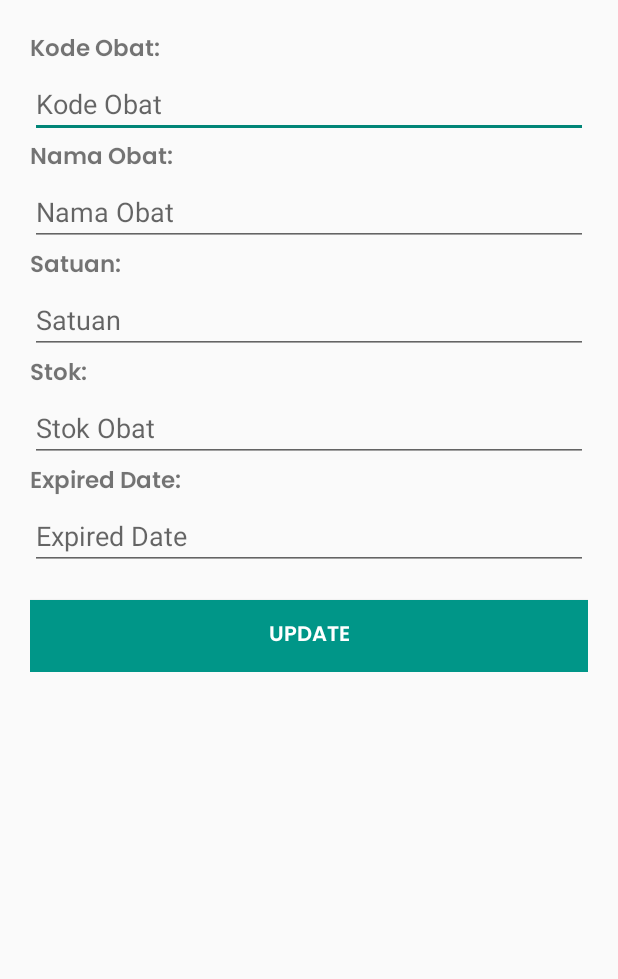
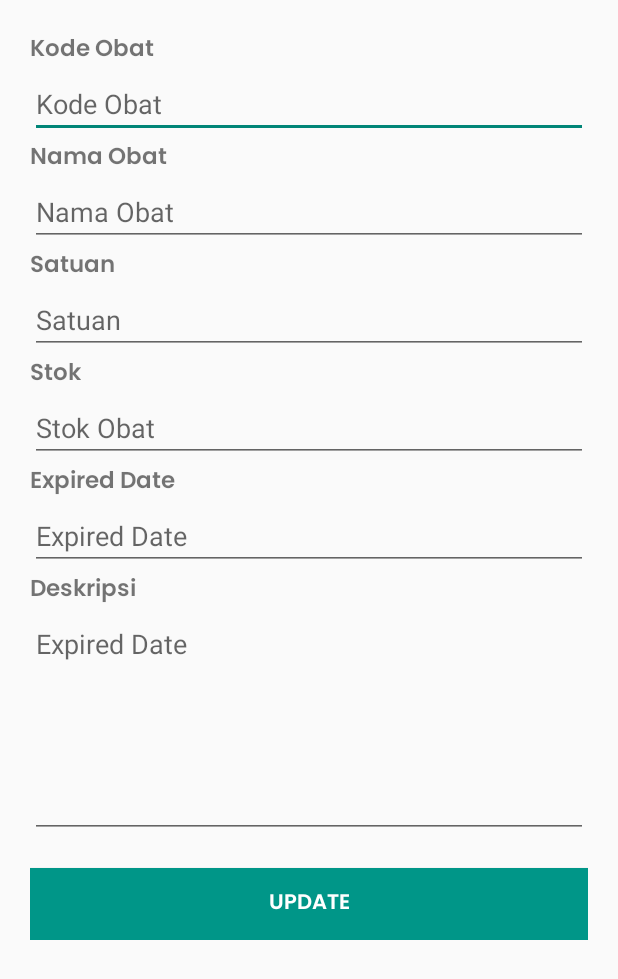
Before and after one commit to KEVINGILBERTTODING/Apotek-App, an Android app: the UpdateDataObat screen opened directly, with no data from a screen before it, on a phone screen of 412 x 824 dp. Shown: the top 979 px of the screen. Run offline under Robolectric (Android 15) with nearby library versions, the phone set to English and light mode, and no system bars; our stand-ins replace Volley; network calls fail.

Commit message:
add field deskripsi obat

```diff
--- /dev/null
+++ b/app/src/main/java/com/apotekapp/apotek/DataApoteker.java
@@ -0,0 +1,4 @@
+package com.apotekapp.apotek;
+
+public class DataApoteker {
+}
--- a/app/src/main/java/com/apotekapp/apotek/UpdateDataObat.java
+++ b/app/src/main/java/com/apotekapp/apotek/UpdateDataObat.java
@@ -23,12 +23,12 @@ public class UpdateDataObat extends  MainActivity {
 
     ProgressDialog progressDialog;
 
-    EditText updtKodeObat, updtNamaObat, updtSatuanObat, updtJumlahObat, updtExpiredDate;
+    EditText updtKodeObat, updtNamaObat, updtSatuanObat, updtJumlahObat, updtDeksripsiObat, updtExpiredDate;
 
-     String idObat, kodeObat, namaObat, satuanObat, jumlahObat, expiredDate;
+     String idObat, kodeObat, namaObat, satuanObat, jumlahObat, deskripsiObat, expiredDate;
 
      //String untuk hashmap
-     String xid, xkodeobat, xnamaobat, xsatuanobat, xjumlahobat, xexpiredate;
+     String xid, xkodeobat, xnamaobat, xsatuanobat, xjumlahobat, xdeskripsiobat, xexpiredate;
 
     @Override
     protected void onCreate(Bundle savedInstanceState) {
@@ -41,6 +41,7 @@ public class UpdateDataObat extends  MainActivity {
         updtNamaObat        =   findViewById(R.id.updt_NamaObat);
         updtSatuanObat      =   findViewById(R.id.updt_SatuanObat);
         updtJumlahObat      =   findViewById(R.id.updt_JumlahObat);
+        updtDeksripsiObat   =   findViewById(R.id.updt_Desc);
         updtExpiredDate     =   findViewById(R.id.updt_ExpiredDate);
 
         // Memanggil intent dan mengambil text yang telah dikirim dari MainActivity
@@ -53,6 +54,7 @@ public class UpdateDataObat extends  MainActivity {
         this.namaObat       =   intent.getStringExtra("namaobat");
         this.satuanObat     =   intent.getStringExtra("satuanobat");
         this.jumlahObat     =   intent.getStringExtra("jumlahobat");
+        this.deskripsiObat  =   intent.getStringExtra("descobat");
         this.expiredDate    =   intent.getStringExtra("expireddate");
 
         // Mengatur agar tiap textview memiliki text data yang dikirim dari MainActivity
@@ -61,6 +63,7 @@ public class UpdateDataObat extends  MainActivity {
         updtNamaObat.setText(namaObat);
         updtSatuanObat.setText(satuanObat);
         updtJumlahObat.setText(jumlahObat);
+        updtDeksripsiObat.setText(deskripsiObat);
         updtExpiredDate.setText(expiredDate);
 
     }
@@ -73,7 +76,6 @@ public class UpdateDataObat extends  MainActivity {
 
 
     // Method untuk reload data obat
-
 
 
     private void updateDataObat() {
@@ -110,6 +112,7 @@ public class UpdateDataObat extends  MainActivity {
                 xnamaobat       =   updtNamaObat.getText().toString();
                 xsatuanobat     =   updtSatuanObat.getText().toString();
                 xjumlahobat     =   updtJumlahObat.getText().toString();
+                xdeskripsiobat  =   updtDeksripsiObat.getText().toString();
                 xexpiredate     =   updtExpiredDate.getText().toString();
 
 
@@ -121,6 +124,7 @@ public class UpdateDataObat extends  MainActivity {
                 params.put("nama_obat", xnamaobat);
                 params.put("satuan_obat", xsatuanobat);
                 params.put("jumlah_obat", xjumlahobat);
+                params.put("desc_obat", xdeskripsiobat);
                 params.put("expired_date", xexpiredate);
                 return params;
 
--- a/app/src/main/res/layout/activity_edit_data_obat.xml
+++ b/app/src/main/res/layout/activity_edit_data_obat.xml
@@ -16,7 +16,7 @@
         <TextView
             android:layout_width="wrap_content"
             android:layout_height="wrap_content"
-            android:text="Kode Obat:"
+            android:text="Kode Obat"
             android:fontFamily="@font/popsem"
             android:textSize="15sp"
             />
@@ -31,7 +31,7 @@
         <TextView
             android:layout_width="wrap_content"
             android:layout_height="wrap_content"
-            android:text="Nama Obat:"
+            android:text="Nama Obat"
             android:fontFamily="@font/popsem"
             android:textSize="15sp"
             />
@@ -45,7 +45,7 @@
         <TextView
             android:layout_width="wrap_content"
             android:layout_height="wrap_content"
-            android:text="Satuan:"
+            android:text="Satuan"
             android:fontFamily="@font/popsem"
             android:textSize="15sp"
             />
@@ -60,7 +60,7 @@
         <TextView
             android:layout_width="wrap_content"
             android:layout_height="wrap_content"
-            android:text="Stok:"
+            android:text="Stok"
             android:fontFamily="@font/popsem"
             android:textSize="15sp"
             />
@@ -76,7 +76,7 @@
         <TextView
             android:layout_width="wrap_content"
             android:layout_height="wrap_content"
-            android:text="Expired Date:"
+            android:text="Expired Date"
             android:fontFamily="@font/popsem"
             android:textSize="15sp"
             />
@@ -87,6 +87,28 @@
             android:layout_height="wrap_content"
             android:hint="Expired Date"
             android:inputType="date"
+            />
+        <TextView
+            android:layout_width="wrap_content"
+            android:layout_height="wrap_content"
+            android:text="Deskripsi"
+            android:fontFamily="@font/popsem"
+            android:textSize="15sp"
+            />
+
+        <EditText
+            android:id="@+id/updt_Desc"
+            android:layout_width="match_parent"
+            android:layout_height="wrap_content"
+            android:hint="Expired Date"
+            android:inputType="textMultiLine"
+            android:scrollbars="vertical"
+            android:layout_gravity="top|start"
+            android:minLines="6"
+            android:maxLength="255"
+            android:lines="8"
+            android:gravity="start"
+            android:maxLines="10"
             />
 
         <Button
--- a/app/src/main/res/layout/list.xml
+++ b/app/src/main/res/layout/list.xml
@@ -117,8 +117,6 @@
 
         </RelativeLayout>
 
-
-
     </androidx.cardview.widget.CardView>
 
 </LinearLayout>
```
Also changed, not shown: app/src/main/java/com/apotekapp/apotek/CreateDataObat.java (+11 -8 lines), app/src/main/java/com/apotekapp/apotek/DataObat.java (renamed from app/src/main/java/com/apotekapp/apotek/Data.java, +13 -4 lines), app/src/main/java/com/apotekapp/apotek/DetailObatActivity.java (+5 -2 lines), app/src/main/java/com/apotekapp/apotek/MainActivity.java (+7 -4 lines), app/src/main/java/com/apotekapp/apotek/ObatAdapter.java (+9 -9 lines), app/src/main/res/layout/activity_create_data_obat.xml (+26 -4 lines), app/src/main/res/layout/activity_detail_obat.xml (+10 -0 lines).
